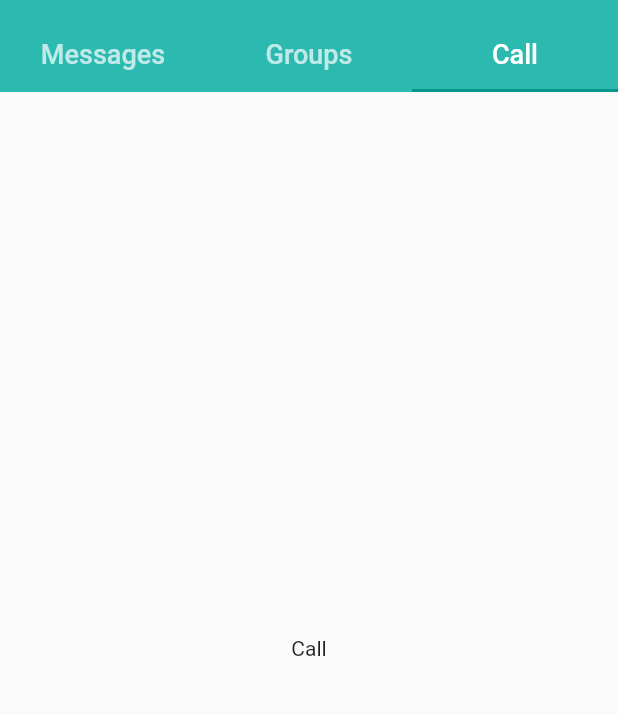
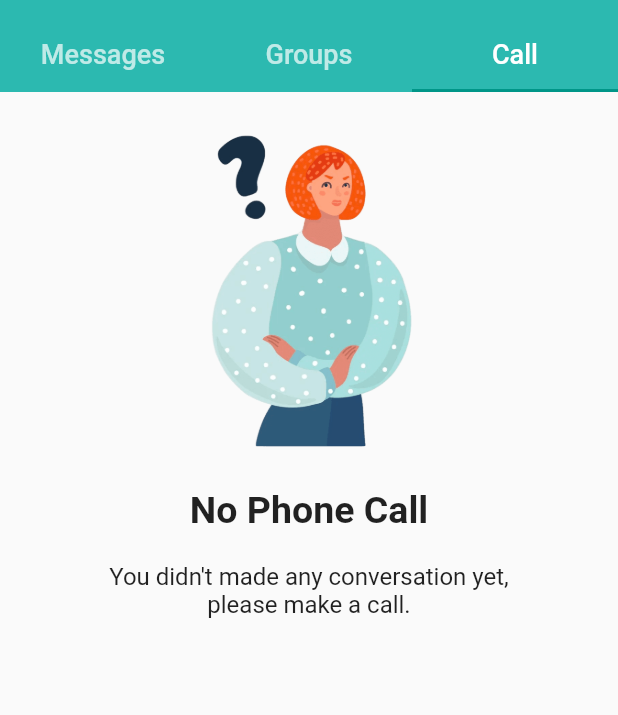
Before and after one commit to shahbajjamil/Simple-Chat, a Flutter app: the HomeScreen screen opened directly with empty values, tab 3 chosen, on a phone screen of 412 x 824 dp, the part 64-779 px from its top. Run offline on Flutter 3.47's test engine with Material 2 defaults, Android fonts, the phone set to English and light mode, and no system bars; our stand-ins replace country_picker, pinput; network calls fail.

Commit message:
groups design

```diff
--- a/lib/Constants/image_constants.dart
+++ b/lib/Constants/image_constants.dart
@@ -6,6 +6,9 @@ class AppImage {
   static String logo = '${path}logo.png';
   static String otpMale = '${path}otpm.png';
   static String otpFemale = '${path}otpf.png';
+  static String groupbg = '${path}groupbg.png';
+  static String callbg = '${path}nocall.png';
+  static String msgbg = '${path}nomsg.png';
 }
 
 class AppIcon {
--- /dev/null
+++ b/lib/features/call/screen/call_screen.dart
@@ -0,0 +1,21 @@
+import 'package:flutter/material.dart';
+import 'package:simplechat/Constants/image_constants.dart';
+import 'package:simplechat/features/home/widgets/no_data_widegt.dart';
+
+class CallScreen extends StatefulWidget {
+  const CallScreen({Key? key}) : super(key: key);
+
+  @override
+  State<CallScreen> createState() => _CallScreenState();
+}
+
+class _CallScreenState extends State<CallScreen> {
+  @override
+  Widget build(BuildContext context) {
+    return NoDataWidgets(
+        title: "No Phone Call",
+        description:
+            "You didn't made any conversation yet,\nplease make a call.",
+        imageUrl: AppImage.callbg);
+  }
+}
--- a/lib/features/home/screen/home_screen.dart
+++ b/lib/features/home/screen/home_screen.dart
@@ -1,6 +1,8 @@
 import 'package:flutter/material.dart';
 import 'package:simplechat/Constants/app_color.dart';
 import 'package:simplechat/Utils/screen_size.dart';
+import 'package:simplechat/features/call/screen/call_screen.dart';
+import 'package:simplechat/features/groups/screen/groups_screen.dart';
 import 'package:simplechat/features/message/screen/message_screen.dart';
 
 class HomeScreen extends StatefulWidget {
@@ -70,13 +72,8 @@ class _HomeScreenState extends State<HomeScreen>
                     controller: tabController,
                     children: [
                       const MessageScreen(),
-                      Container(
-                        color: Colors.yellowAccent,
-                        child: const Center(
-                          child: Text('Groups'),
-                        ),
-                      ),
-                      const Center(child: const Text('Call')),
+                      const GroupsScreen(),
+                      const CallScreen(),
                     ],
                   ),
                 ),
--- /dev/null
+++ b/lib/features/home/widgets/no_data_widegt.dart
@@ -0,0 +1,38 @@
+import 'package:flutter/material.dart';
+import 'package:simplechat/Utils/screen_size.dart';
+
+class NoDataWidgets extends StatelessWidget {
+  const NoDataWidgets({
+    Key? key,
+    required this.title,
+    required this.description,
+    required this.imageUrl,
+  }) : super(key: key);
+  final String title;
+  final String description;
+  final String imageUrl;
+
+  @override
+  Widget build(BuildContext context) {
+    return Column(
+      children: [
+        Container(
+          width: screenWidth(context) * .5,
+          // height: screenWidth(context) * .5,
+          padding: EdgeInsets.all(10),
+          child: Image.asset(imageUrl),
+        ),
+        Text(
+          title,
+          style: TextStyle(fontSize: 25, fontWeight: FontWeight.bold),
+        ),
+        SizedBox(height: 20),
+        Text(
+          description,
+          textAlign: TextAlign.center,
+          style: TextStyle(fontSize: 16, fontWeight: FontWeight.normal),
+        )
+      ],
+    );
+  }
+}
--- a/lib/features/message/widgets/simple_profile.dart
+++ b/lib/features/message/widgets/simple_profile.dart
@@ -37,7 +37,7 @@ class SimpleProfile extends StatelessWidget {
               //   width: 2,
               // ),
               shape: BoxShape.circle,
-              color: Colors.green,
+              color: AppColor.grey.withOpacity(0.5),
               image: DecorationImage(image: NetworkImage(userImageUrl))),
         ),
         Positioned(
```
Also changed, not shown: lib/features/groups/screen/groups_screen.dart (added, +174 -0 lines), lib/features/message/screen/message_screen.dart (+8 -0 lines), lib/resource/images/groupbg.png (added), lib/resource/images/nocall.png (added), lib/resource/images/nomsg.png (added).
